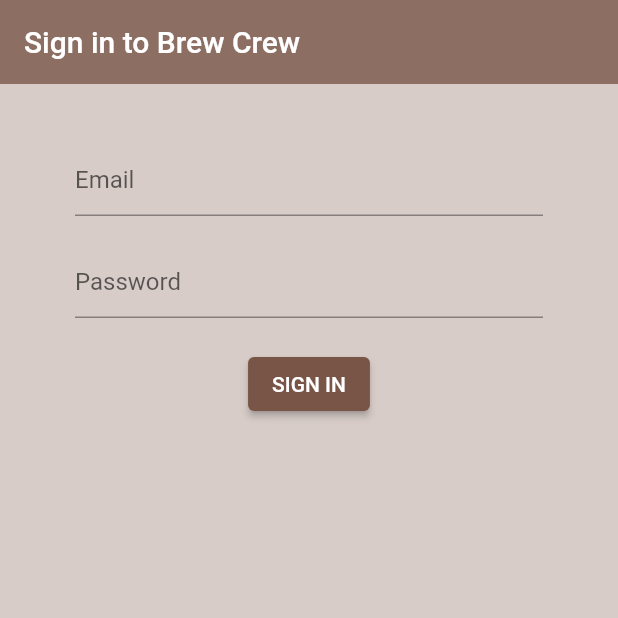
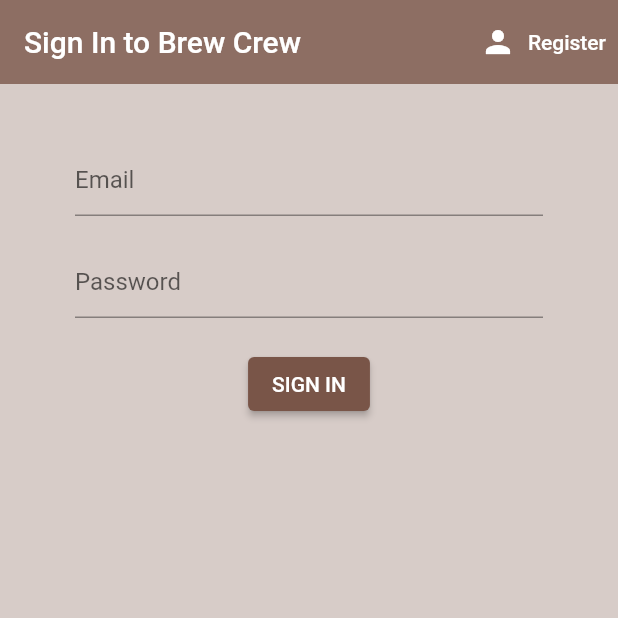
Before and after one commit to HighLiuk/flutter_firebase_tutorial, a Flutter app: the screen it shows after launch, on a phone screen of 412 x 824 dp, the top half of it. Run offline on Flutter 3.47's test engine with Material 2 defaults, Android fonts, the phone set to English and light mode, and no system bars; our stand-ins replace firebase_auth, firebase_core; accounts and stored records are empty.

Commit message:
✨ Toggle between sign in and register views

```diff
--- a/lib/pages/auth/auth.dart
+++ b/lib/pages/auth/auth.dart
@@ -1,4 +1,5 @@
 import 'package:flutter/material.dart';
+import 'package:net_ninja_firebase/pages/auth/register.dart';
 import 'package:net_ninja_firebase/pages/auth/sign_in.dart';
 
 class AuthPage extends StatefulWidget {
@@ -9,8 +10,51 @@ class AuthPage extends StatefulWidget {
 }
 
 class _AuthPageState extends State<AuthPage> {
+  bool showSignIn = true;
+
   @override
   Widget build(BuildContext context) {
-    return const SignInPage();
+    final page = showSignIn ? const SignInPage() : const RegisterPage();
+
+    return Scaffold(
+      backgroundColor: Colors.brown[100],
+      appBar: AppBar(
+        backgroundColor: Colors.brown[400],
+        elevation: 0,
+        title: Text(
+          showSignIn ? 'Sign In to Brew Crew' : 'Register to Brew Crew',
+        ),
+        actions: [
+          _action(context),
+        ],
+      ),
+      body: Padding(
+        padding: const EdgeInsets.symmetric(
+          horizontal: 50,
+          vertical: 20,
+        ),
+        child: page,
+      ),
+    );
+  }
+
+  TextButton _action(BuildContext context) {
+    return TextButton.icon(
+      onPressed: () {
+        setState(() {
+          showSignIn = !showSignIn;
+        });
+      },
+      icon: const Icon(
+        Icons.person,
+        color: Colors.white,
+      ),
+      label: Text(
+        showSignIn ? 'Register' : 'Sign In',
+        style: const TextStyle(
+          color: Colors.white,
+        ),
+      ),
+    );
   }
 }
--- a/lib/pages/auth/register.dart
+++ b/lib/pages/auth/register.dart
@@ -34,19 +34,7 @@ class _RegisterPageState extends State<RegisterPage> {
 
   @override
   Widget build(BuildContext context) {
-    return Scaffold(
-      backgroundColor: Colors.brown[100],
-      appBar: AppBar(
-        backgroundColor: Colors.brown[400],
-        elevation: 0,
-        title: const Text('Register to Brew Crew'),
-      ),
-      body: Padding(
-        padding: const EdgeInsets.symmetric(
-          horizontal: 50,
-          vertical: 20,
-        ),
-        child: Form(
+    return Form(
       child: Column(
         children: [
           const SizedBox(height: 20),
@@ -56,8 +44,6 @@ class _RegisterPageState extends State<RegisterPage> {
           const SizedBox(height: 20),
           _registerButton(),
         ],
-          ),
-        ),
       ),
     );
   }
--- a/lib/pages/auth/sign_in.dart
+++ b/lib/pages/auth/sign_in.dart
@@ -30,19 +30,7 @@ class _SignInPageState extends State<SignInPage> {
 
   @override
   Widget build(BuildContext context) {
-    return Scaffold(
-      backgroundColor: Colors.brown[100],
-      appBar: AppBar(
-        backgroundColor: Colors.brown[400],
-        elevation: 0,
-        title: const Text('Sign in to Brew Crew'),
-      ),
-      body: Padding(
-        padding: const EdgeInsets.symmetric(
-          horizontal: 50,
-          vertical: 20,
-        ),
-        child: Form(
+    return Form(
       child: Column(
         children: [
           const SizedBox(height: 20),
@@ -52,8 +40,6 @@ class _SignInPageState extends State<SignInPage> {
           const SizedBox(height: 20),
           _signInButton(),
         ],
-          ),
-        ),
       ),
     );
   }
```
Lines whose indentation alone changed are shown as unchanged.
